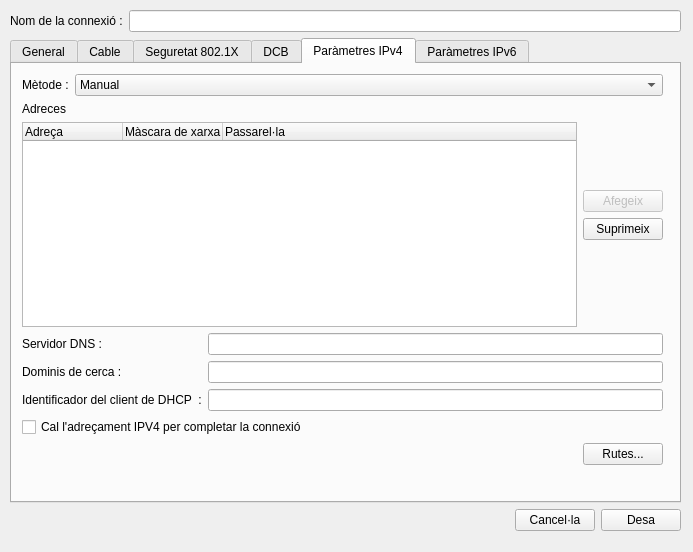
The window that Qt/calculadora/xarxa.ui (Mancheguet/Interfaces2017-2018) describes before a commit, drawn with Qt 5.
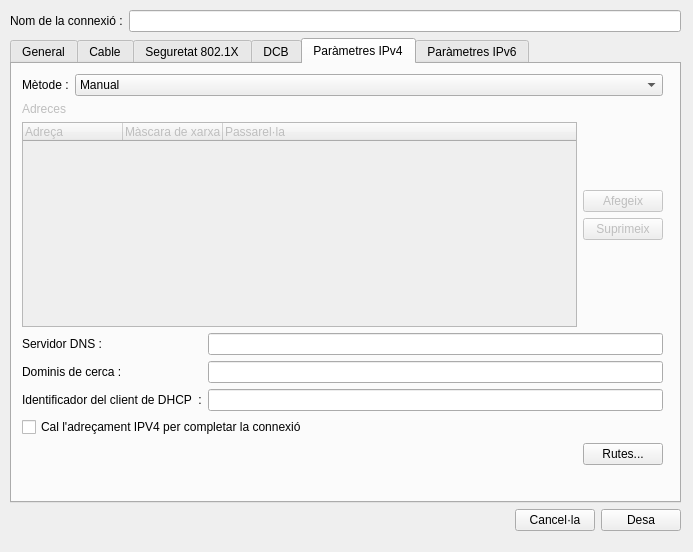
The same window after the commit.

Commit message: calculadora_xarxa_habilitar_ok

What changed in the file:
```diff
--- a/Qt/calculadora/xarxa.ui
+++ b/Qt/calculadora/xarxa.ui
@@ -13,7 +13,7 @@
   <property name="windowTitle">
    <string>Dialog</string>
   </property>
-  <widget class="QWidget" name="">
+  <widget class="QWidget" name="layoutWidget">
    <property name="geometry">
     <rect>
      <x>10</x>
@@ -66,7 +66,7 @@
        <attribute name="title">
         <string>Paràmetres IPv4</string>
        </attribute>
-       <widget class="QWidget" name="">
+       <widget class="QWidget" name="layoutWidget">
         <property name="geometry">
          <rect>
           <x>10</x>
@@ -135,6 +135,9 @@
               <layout class="QVBoxLayout" name="verticalLayout_3">
                <item>
                 <widget class="QLabel" name="adreces">
+                 <property name="enabled">
+                  <bool>false</bool>
+                 </property>
                  <property name="text">
                   <string>Adreces </string>
                  </property>
@@ -142,6 +145,9 @@
                </item>
                <item>
                 <widget class="QTreeWidget" name="treeWidget">
+                 <property name="enabled">
+                  <bool>false</bool>
+                 </property>
                  <column>
                   <property name="text">
                    <string>Adreça</string>
@@ -188,6 +194,9 @@
                </item>
                <item>
                 <widget class="QPushButton" name="suprimir">
+                 <property name="enabled">
+                  <bool>false</bool>
+                 </property>
                  <property name="text">
                   <string>Suprimeix</string>
                  </property>
```
Left out of the diff: 7 changed lines with no effect on the pictures. The commit also changes 5 other files.
